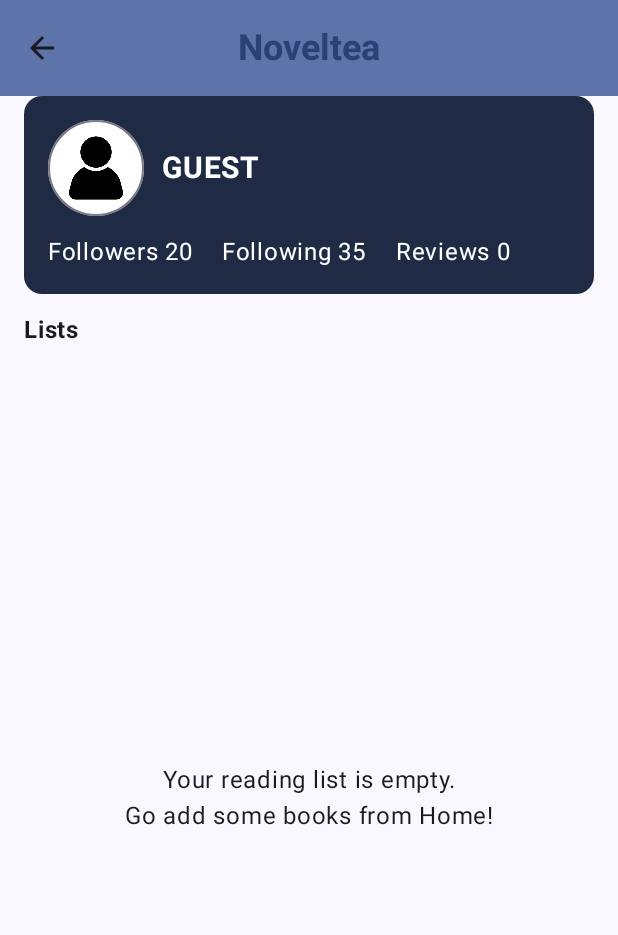
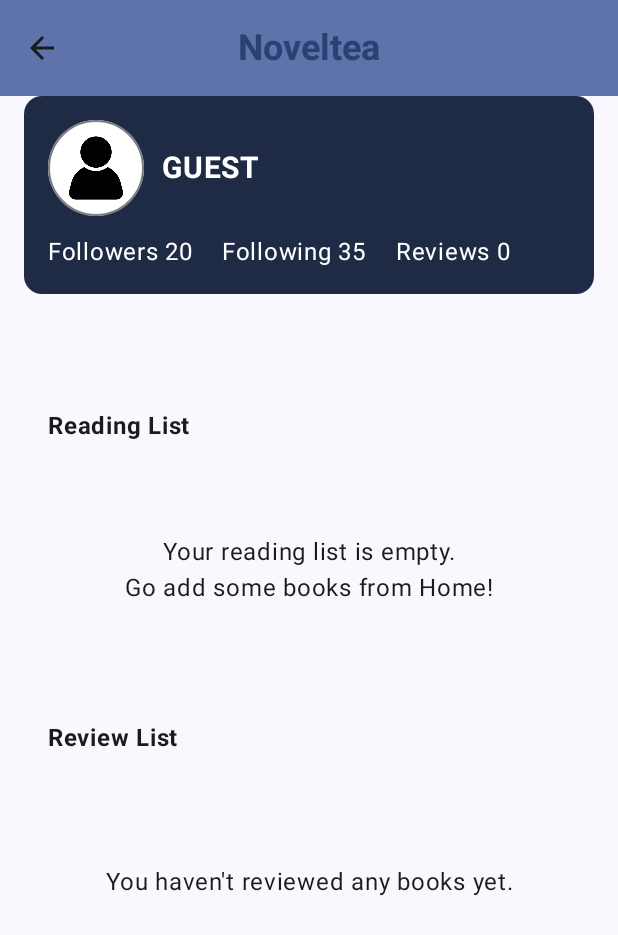
Before and after one commit to MatthewMacalaladGBC/noveltea_android, an Android app built with Jetpack Compose: the ProfileScreen screen opened through its navigation route, on a phone screen of 412 x 824 dp. Shown: the top 935 px of the screen. Run offline under Robolectric (Android 15) with nearby library versions, the phone set to English and light mode, and no system bars; network calls fail; pictures from the network do not load; 1 statement that could not run was skipped.

Commit message:
connected to API to pull random books for home screen and for pulling book information - first pass (cover images, search, and author not properly populating)

```diff
--- a/app/src/main/java/ca/gbc/comp3074/noveltea_app/data/MockDataset.kt
+++ /dev/null
@@ -1,48 +0,0 @@
-package ca.gbc.comp3074.noveltea_app.data
-
-import ca.gbc.comp3074.noveltea_app.model.Book
-
-// Mock Database object to hold dummy book information
-// For actual app, book data will be pulled from an API (i.e. Open Library API)
-object MockDataset {
-    fun getBooks(): List<Book> = listOf(
-        Book(
-            1, "The Hate U Give", "Angie Thomas", 4.3,
-            """
-                Sixteen-year-old Starr Carter moves between two worlds: the poor neighborhood where she lives and the fancy suburban prep school she attends. The uneasy balance between these worlds is shattered when Starr witnesses the fatal shooting of her childhood best friend Khalil at the hands of a police officer. Khalil was unarmed.
-
-                Soon afterward, his death is a national headline. Some are calling him a thug, maybe even a drug dealer and a gangbanger. Protesters are taking to the streets in Khalil’s name. Some cops and the local drug lord try to intimidate Starr and her family. What everyone wants to know is: what really went down that night? And the only person alive who can answer that is Starr.
-
-                But what Starr does—or does not—say could upend her community. It could also endanger her life.
-            """.trimIndent(),
-            "https://ia801705.us.archive.org/view_archive.php?archive=/29/items/l_covers_0008/l_covers_0008_04.zip&file=0008047722-L.jpg"
-        ),
-        Book(
-            2, "The Two Towers", "J.R.R. Tolkien", 4.4,
-            """
-                Frodo and the Companions of the Ring have been beset by danger during their quest to prevent the Ruling Ring from falling into the hands of the Dark Lord by destroying it in the Cracks of Doom. They have lost the wizard, Gandalf, in the battle with an evil spirit in the Mines of Moria; and at the Falls of Rauros, Boromir, seduced by the power of the Ring, tried to seize it by force. While Frodo and Sam made their escape the rest of the company were attacked by Orcs. Now they continue their journey alone down the great River Anduin – alone, that is, save for the mysterious creeping figure that follows wherever they go.
-            """.trimIndent(),
-            "https://covers.openlibrary.org/b/id/14627082-L.jpg"
-        ),
-        Book(
-            3, "The Alchemist", "Paulo Coelho", 3.8,
-            """
-                The Alchemist details the journey of a young Andalusian shepherd boy named Santiago. Santiago, believing a recurring dream to be prophetic, decides to travel to the pyramids of Egypt to find treasure. On the way, he encounters love, danger, opportunity and disaster. One of the significant characters that he meets is an old king named Melchizedek who tells him that "When you want something, all the universe conspires in helping you to achieve it." This is the core philosophy and motif of the book.
-            """.trimIndent(),
-            "https://covers.openlibrary.org/b/id/15121528-L.jpg"
-        ),
-        Book(
-            4, "The Great Gatsby", "F. Scott Fitzgerald", 4.0,
-            """
-                Here is a novel, glamorous, ironical, compassionate – a marvelous fusion into unity of the curious incongruities of the life of the period – which reveals a hero like no other – one who could live at no other time and in no other place. But he will live as a character, we surmise, as long as the memory of any reader lasts.
-
-                "There was something gorgeous about him, some heightened sensitivity to the promises of life.... It was an extraordinary gift for hope, a romantic readiness such as I have never found in any other person and which it is not likely I shall ever find again."
-
-                It is the story of this Jay Gatsby who came so mysteriously to West Egg, of his sumptuous entertainments, and of his love for Daisy Buchanan – a story that ranges from pure lyrical beauty to sheer brutal realism, and is infused with a sense of the strangeness of human circumstance in a heedless universe.
-
-                It is a magical, living book, blended of irony, romance, and mysticism.
-            """.trimIndent(),
-            "https://ia600100.us.archive.org/view_archive.php?archive=/5/items/l_covers_0012/l_covers_0012_36.zip&file=0012364437-L.jpg"
-        )
-    )
-}
--- a/app/src/main/java/ca/gbc/comp3074/noveltea_app/data/api/OpenLibraryApi.kt
+++ b/app/src/main/java/ca/gbc/comp3074/noveltea_app/data/api/OpenLibraryApi.kt
@@ -1,5 +1,6 @@
 package ca.gbc.comp3074.noveltea_app.data.api
 
+import ca.gbc.comp3074.noveltea_app.model.AuthorDetailResponse
 import ca.gbc.comp3074.noveltea_app.model.BookDetailResponse
 import ca.gbc.comp3074.noveltea_app.model.BookResponse
 import retrofit2.http.GET
@@ -16,4 +17,8 @@ interface OpenLibraryApi {
     @GET("works/{workId}.json")
     suspend fun getBookDetails(@Path("workId") workId: String): BookDetailResponse
 
+    // Needed for pulling author name from Author API (works API returns a key)
+    @GET("authors/{authorId}.json")
+    suspend fun getAuthorDetails(@Path("authorId") authorId: String): AuthorDetailResponse
+
 }
--- a/app/src/main/java/ca/gbc/comp3074/noveltea_app/data/local/RatingStore.kt
+++ b/app/src/main/java/ca/gbc/comp3074/noveltea_app/data/local/RatingStore.kt
@@ -6,13 +6,13 @@ import androidx.core.content.edit
 
 object RatingStore {
     private const val PREFS = "noveltea_prefs"
-    private fun key(bookId: Int) = "rating_$bookId"
+    private fun key(bookId: String) = "rating_$bookId"
 
-    fun set(ctx: Context, bookId: Int, value: Float) {
+    fun set(ctx: Context, bookId: String, value: Float) {
         ctx.getSharedPreferences(PREFS, MODE_PRIVATE)
             .edit { putFloat(key(bookId), value) }
     }
 
-    fun get(ctx: Context, bookId: Int): Float =
+    fun get(ctx: Context, bookId: String): Float =
         ctx.getSharedPreferences(PREFS, MODE_PRIVATE).getFloat(key(bookId), 0f)
 }
--- a/app/src/main/java/ca/gbc/comp3074/noveltea_app/data/local/ReadingListStore.kt
+++ b/app/src/main/java/ca/gbc/comp3074/noveltea_app/data/local/ReadingListStore.kt
@@ -11,21 +11,21 @@ object ReadingListStore {
 
     private fun prefs(ctx: Context) = ctx.getSharedPreferences(PREFS, MODE_PRIVATE)
 
-    fun add(ctx: Context, bookId: Int) {
+    fun add(ctx: Context, bookId: String) {
         val cur = prefs(ctx).getStringSet(KEY_LIST, emptySet())!!.toMutableSet()
         cur.add(bookId.toString())
         prefs(ctx).edit { putStringSet(KEY_LIST, cur) }
     }
 
-    fun remove(ctx: Context, bookId: Int) {
+    fun remove(ctx: Context, bookId: String) {
         val cur = prefs(ctx).getStringSet(KEY_LIST, emptySet())!!.toMutableSet()
         cur.remove(bookId.toString())
         prefs(ctx).edit { putStringSet(KEY_LIST, cur) }
     }
 
-    fun getIds(ctx: Context): Set<Int> =
+    fun getIds(ctx: Context): Set<String> =
         (prefs(ctx).getStringSet(KEY_LIST, emptySet()) ?: emptySet())
-            .mapNotNull { it.toIntOrNull() }
+            .mapNotNull { it.toString() }
             .toSet()
 
     fun getBooks(ctx: Context, allBooks: List<Book>): List<Book> {
--- /dev/null
+++ b/app/src/main/java/ca/gbc/comp3074/noveltea_app/data/repository/UserRepository.kt
@@ -0,0 +1,6 @@
+package ca.gbc.comp3074.noveltea_app.data.repository
+
+// Repository to map user information when created (placeholder)
+class UserRepository {
+
+}
--- /dev/null
+++ b/app/src/main/java/ca/gbc/comp3074/noveltea_app/model/AuthorDetailResponse.kt
@@ -0,0 +1,5 @@
+package ca.gbc.comp3074.noveltea_app.model
+
+data class AuthorDetailResponse(
+    val authorName: String?
+)
--- a/app/src/main/java/ca/gbc/comp3074/noveltea_app/model/Book.kt
+++ b/app/src/main/java/ca/gbc/comp3074/noveltea_app/model/Book.kt
@@ -1,10 +1,9 @@
 package ca.gbc.comp3074.noveltea_app.model
 
 data class Book(
-    val id: Int,
+    val id: String,
     val title: String,
     val author: String,
-    val rating: Double,
-    val description: String,
-    val coverImgUrl: String
+    val description: String?,
+    val coverImgUrl: String?
 )
--- a/app/src/main/java/ca/gbc/comp3074/noveltea_app/navigation/AppNavHost.kt
+++ b/app/src/main/java/ca/gbc/comp3074/noveltea_app/navigation/AppNavHost.kt
@@ -1,30 +1,32 @@
 package ca.gbc.comp3074.noveltea_app.navigation
 
 import androidx.compose.runtime.Composable
+import androidx.lifecycle.viewmodel.compose.viewModel
 import androidx.navigation.compose.NavHost
 import androidx.navigation.compose.composable
 import androidx.navigation.compose.rememberNavController
-import ca.gbc.comp3074.noveltea_app.model.Book
-import ca.gbc.comp3074.noveltea_app.data.MockDataset
 import ca.gbc.comp3074.noveltea_app.ui.screens.BookGridHomeScreen
 import ca.gbc.comp3074.noveltea_app.ui.screens.BookDetailScreen
+import ca.gbc.comp3074.noveltea_app.ui.screens.BookViewModel
 import ca.gbc.comp3074.noveltea_app.ui.screens.ProfileScreen
 
 @Composable
 fun AppNavHost(){
     // Sets up the navController and gets list of books from the mock dataset
     val navController = rememberNavController()
-    val books: List<Book> = MockDataset.getBooks()
+//    val books: List<Book> = MockDataset.getBooks()
+
+    val viewModel: BookViewModel = viewModel()
 
     // Defaults to "home" screen, or BookGridHomeScreen Composable
     NavHost(navController = navController, startDestination = "home") {
-        composable("home") { BookGridHomeScreen(navController = navController, books) }
+        composable("home") { BookGridHomeScreen(navController = navController, viewModel) }
         composable("detail/{bookId}") { backstackEntry ->
             // Retrieves bookId based on the bookId passed when clicking on any book in the grid.
-            // Pulls from the passed navigation route, and turns it into an int (with a default of 0 if not found)
-            val bookId = backstackEntry.arguments?.getString("bookId")?.toIntOrNull() ?: 0
-            BookDetailScreen(navController = navController, bookId = bookId, books = books)
+            // Pulls from the passed navigation route, and turns it into a string
+            val bookId = backstackEntry.arguments?.getString("bookId") ?: ""
+            BookDetailScreen(navController = navController, bookId = bookId, viewModel)
         }
-        composable("profile") { ProfileScreen(navController = navController, books) }
+        composable("profile") { ProfileScreen(navController = navController, viewModel) }
     }
 }
--- a/app/src/main/java/ca/gbc/comp3074/noveltea_app/ui/screens/BookGridHomeScreen.kt
+++ b/app/src/main/java/ca/gbc/comp3074/noveltea_app/ui/screens/BookGridHomeScreen.kt
@@ -40,18 +40,27 @@ import androidx.compose.ui.text.font.FontStyle
 import androidx.compose.ui.text.font.FontWeight
 import androidx.compose.ui.unit.dp
 import androidx.navigation.NavHostController
-import ca.gbc.comp3074.noveltea_app.model.Book
 import ca.gbc.comp3074.noveltea_app.data.local.NameStore
 import ca.gbc.comp3074.noveltea_app.ui.components.NameLogin
 import ca.gbc.comp3074.noveltea_app.R
 import androidx.compose.foundation.Image
+import androidx.compose.foundation.layout.Box
+import androidx.compose.material3.CircularProgressIndicator
+import androidx.compose.runtime.LaunchedEffect
+import androidx.compose.runtime.collectAsState
 import androidx.compose.ui.res.painterResource
-
 
 // Composable for Home Screen (book grid layout)
 @Composable
-fun BookGridHomeScreen(navController: NavHostController, books: List<Book>) {
+fun BookGridHomeScreen(navController: NavHostController, viewModel: BookViewModel) {
     val ctx = androidx.compose.ui.platform.LocalContext.current
+
+    val books by viewModel.books.collectAsState()
+    val isLoading by viewModel.isLoading.collectAsState()
+
+    LaunchedEffect(Unit) {
+        viewModel.loadTrendingBooks()
+    }
 
     // user login state
     var name by remember { mutableStateOf(NameStore.getName(ctx)) }
@@ -79,7 +88,11 @@ fun BookGridHomeScreen(navController: NavHostController, books: List<Book>) {
         )
     }
 
-
+    if (isLoading) {
+        Box(modifier = Modifier.fillMaxSize(), contentAlignment = Alignment.Center) {
+            CircularProgressIndicator()
+        }
+    } else {
         Scaffold(
             topBar = {
                 Column(
@@ -182,3 +195,4 @@ fun BookGridHomeScreen(navController: NavHostController, books: List<Book>) {
             }
         }
     }
+}
--- /dev/null
+++ b/app/src/main/java/ca/gbc/comp3074/noveltea_app/ui/screens/BookViewModel.kt
@@ -0,0 +1,85 @@
+package ca.gbc.comp3074.noveltea_app.ui.screens
+
+import android.content.Context
+import androidx.lifecycle.ViewModel
+import androidx.lifecycle.viewModelScope
+import ca.gbc.comp3074.noveltea_app.data.local.RatingStore
+import ca.gbc.comp3074.noveltea_app.data.repository.BookRepository
+import ca.gbc.comp3074.noveltea_app.model.Book
+import kotlinx.coroutines.flow.MutableStateFlow
+import kotlinx.coroutines.flow.StateFlow
+import kotlinx.coroutines.launch
+
+class BookViewModel : ViewModel() {
+    private val repository = BookRepository()
+
+    private val _books = MutableStateFlow<List<Book>>(emptyList())
+    val books: StateFlow<List<Book>> = _books
+
+    private val _isLoading = MutableStateFlow(false)
+    val isLoading: StateFlow<Boolean> = _isLoading
+
+    private val _selectedBook = MutableStateFlow<Book?>(null)
+    val selectedBook: StateFlow<Book?> = _selectedBook
+
+    private val _readingList = MutableStateFlow<List<Book>>(emptyList())
+    val readingList: StateFlow<List<Book>> = _readingList
+
+    private val _reviewedBooks = MutableStateFlow<List<Book>>(emptyList())
+    val reviewedBooks: StateFlow<List<Book>> = _reviewedBooks
+
+    // Loads random/trending books for home
+    fun loadTrendingBooks() {
+        viewModelScope.launch {
+            _isLoading.value = true
+            _books.value = repository.getTrendingBooks()
+            _isLoading.value = false
+        }
+    }
+
+    // Loads detailed data by workId for detail screen
+    fun loadBookDetails(workId: String) {
+        viewModelScope.launch {
+            _isLoading.value = true
+            _selectedBook.value = repository.getBookDetails(workId)
+            _isLoading.value = false
+        }
+    }
+
+    fun searchBooks(query: String) {
+        viewModelScope.launch {
+            val results = repository.getBooksByQuery(query)
+            _books.value = results
+        }
+    }
+
+    fun addToReadingList(book: Book) {
+        val updated = _readingList.value.toMutableList().apply {
+            if (none { it.id == book.id }) add(book)
+        }
+        _readingList.value = updated
+    }
+
+    fun removeFromReadingList(id: String) {
+        _readingList.value = _readingList.value.filterNot { it.id == id }
+    }
+
+    fun addReviewedBook(ctx: Context, book: Book, rating: Float) {
+        RatingStore.set(ctx, book.id, rating)
+
+        // Add to reviewedBooks state
+        val updated = _reviewedBooks.value.toMutableList().apply {
+            if (none { it.id == book.id }) add(book)
+        }
+        _reviewedBooks.value = updated
+
+    }
+
+    fun loadReviewedBooks(ctx: Context, allBooks: List<Book>) {
+        val ratedIds = allBooks.filter {
+            RatingStore.get(ctx, it.id) > 0f
+        }
+        _reviewedBooks.value = ratedIds
+    }
+
+}
--- a/app/src/main/java/ca/gbc/comp3074/noveltea_app/ui/screens/ProfileScreen.kt
+++ b/app/src/main/java/ca/gbc/comp3074/noveltea_app/ui/screens/ProfileScreen.kt
@@ -13,11 +13,12 @@ import androidx.compose.foundation.layout.Spacer
 import androidx.compose.foundation.layout.fillMaxSize
 import androidx.compose.foundation.layout.fillMaxWidth
 import androidx.compose.foundation.layout.height
+import androidx.compose.foundation.layout.heightIn
 import androidx.compose.foundation.layout.padding
 import androidx.compose.foundation.layout.size
 import androidx.compose.foundation.layout.width
+import androidx.compose.foundation.lazy.LazyColumn
 import androidx.compose.foundation.lazy.grid.GridCells
-import androidx.compose.foundation.lazy.grid.GridItemSpan
 import androidx.compose.foundation.lazy.grid.LazyVerticalGrid
 import androidx.compose.foundation.lazy.grid.items
 import androidx.compose.foundation.shape.CircleShape
@@ -31,12 +32,11 @@ import androidx.compose.material3.MaterialTheme
 import androidx.compose.material3.Scaffold
 import androidx.compose.material3.Surface
 import androidx.compose.material3.Text
+import androidx.compose.material3.TextButton
 import androidx.compose.material3.TopAppBarDefaults
 import androidx.compose.runtime.Composable
+import androidx.compose.runtime.collectAsState
 import androidx.compose.runtime.getValue
-import androidx.compose.runtime.mutableStateOf
-import androidx.compose.runtime.remember
-import androidx.compose.runtime.setValue
 import androidx.compose.ui.Alignment
 import androidx.compose.ui.Modifier
 import androidx.compose.ui.graphics.Color
@@ -49,8 +49,6 @@ import androidx.navigation.NavHostController
 import ca.gbc.comp3074.noveltea_app.R
 import ca.gbc.comp3074.noveltea_app.data.local.NameStore
 import ca.gbc.comp3074.noveltea_app.data.local.RatingStore
-import ca.gbc.comp3074.noveltea_app.data.local.ReadingListStore
-import ca.gbc.comp3074.noveltea_app.model.Book
 import ca.gbc.comp3074.noveltea_app.ui.components.StarDisplay
 import coil.compose.AsyncImage
 
@@ -60,13 +58,14 @@ import coil.compose.AsyncImage
 // Books listed in mock-up are just the ones from the mock dataset,
 // but each user will hold their own list of books in actuality
 @Composable
-fun ProfileScreen(navController: NavHostController, books: List<Book>) {
+fun ProfileScreen(navController: NavHostController, viewModel: BookViewModel) {
     val ctx = androidx.compose.ui.platform.LocalContext.current
     val panelColor = Color(0xFF1F2A44)
     val name = (NameStore.getName(ctx) ?: "Guest").uppercase()
 
-
-    var readingList by remember { mutableStateOf(ReadingListStore.getBooks(ctx, books)) }
+    val readingList by viewModel.readingList.collectAsState()
+    val reviewedBooks by viewModel.reviewedBooks.collectAsState()
+//    var readingList by remember { mutableStateOf(ReadingListStore.getBooks(ctx, books)) }
 
     Scaffold(
         topBar = {
@@ -119,27 +118,50 @@ fun ProfileScreen(navController: NavHostController, books: List<Book>) {
                     Row(modifier = Modifier.fillMaxWidth()) {
                         Text("Followers 20", color = Color.White, modifier = Modifier.weight(1f))
                         Text("Following 35", color = Color.White, modifier = Modifier.weight(1f))
-                        val reviewsCount = books.count { RatingStore.get(ctx, it.id) > 0f }
+                        val reviewsCount = readingList.count { RatingStore.get(ctx, it.id) > 0f }
                         Text("Reviews $reviewsCount", color = Color.White, modifier = Modifier.weight(1f))
                     }
                 }
             }
 
+            LazyColumn(
+                modifier = Modifier
+                    .fillMaxSize()
+                    .padding(innerPadding)
+                    .padding(horizontal = 16.dp),
+                verticalArrangement = Arrangement.spacedBy(16.dp),
+                contentPadding = PaddingValues(bottom = 32.dp)
+            ) {
+
+                // --- Reading List Header ---
+                item {
                     Spacer(Modifier.height(12.dp))
-            Text("Lists", fontWeight = FontWeight.Bold, fontSize = 16.sp)
+                    Text("Reading List", fontWeight = FontWeight.Bold, fontSize = 16.sp)
                     Spacer(Modifier.height(8.dp))
+                }
 
+                // --- Reading List Content ---
                 if (readingList.isEmpty()) {
-                Box(Modifier.fillMaxSize(), contentAlignment = Alignment.Center) {
+                    item {
+                        Box(
+                            Modifier
+                                .fillMaxWidth()
+                                .height(120.dp),
+                            contentAlignment = Alignment.Center
+                        ) {
                             Text(
                                 "Your reading list is empty.\nGo add some books from Home!",
                                 textAlign = androidx.compose.ui.text.style.TextAlign.Center
                             )
                         }
+                    }
                 } else {
+                    item {
                         LazyVerticalGrid(
                             columns = GridCells.Fixed(2),
-                    modifier = Modifier.fillMaxSize(),
+                            modifier = Modifier
+                                .fillMaxWidth()
+                                .heightIn(max = 1200.dp), // prevents infinite height
                             horizontalArrangement = Arrangement.spacedBy(16.dp),
                             verticalArrangement = Arrangement.spacedBy(24.dp),
                             contentPadding = PaddingValues(bottom = 16.dp)
@@ -161,19 +183,80 @@ fun ProfileScreen(navController: NavHostController, books: List<Book>) {
                                     Spacer(Modifier.height(8.dp))
                                     Text(b.title, fontWeight = FontWeight.Bold)
                                     Text(b.author, style = MaterialTheme.typography.bodySmall, fontStyle = FontStyle.Italic)
-
                                     val myRating = RatingStore.get(ctx, b.id)
                                     if (myRating > 0f) StarDisplay(value = myRating)
-
-                            androidx.compose.material3.TextButton(onClick = {
-                                ReadingListStore.remove(ctx, b.id)
-                                readingList = ReadingListStore.getBooks(ctx, books)
+                                    TextButton(onClick = {
+                                        viewModel.removeFromReadingList(b.id)
                                         android.widget.Toast.makeText(ctx, "Removed: ${b.title}", android.widget.Toast.LENGTH_SHORT).show()
-                            }) { Text("Remove") }
+                                    }) {
+                                        Text("Remove")
                                     }
                                 }
                             }
                         }
                     }
                 }
+
+                // --- Review List Header ---
+                item {
+                    Spacer(Modifier.height(24.dp))
+                    Text("Review List", fontWeight = FontWeight.Bold, fontSize = 16.sp)
+                    Spacer(Modifier.height(8.dp))
                 }
+
+                // --- Review List Content ---
+                if (reviewedBooks.isEmpty()) {
+                    item {
+                        Box(
+                            Modifier
+                                .fillMaxWidth()
+                                .height(120.dp),
+                            contentAlignment = Alignment.Center
+                        ) {
+                            Text(
+                                "You haven't reviewed any books yet.",
+                                textAlign = androidx.compose.ui.text.style.TextAlign.Center
+                            )
+                        }
+                    }
+                } else {
+                    item {
+                        LazyVerticalGrid(
+                            columns = GridCells.Fixed(2),
+                            modifier = Modifier
+                                .fillMaxWidth()
+                                .heightIn(max = 1200.dp),
+                            horizontalArrangement = Arrangement.spacedBy(16.dp),
+                            verticalArrangement = Arrangement.spacedBy(24.dp),
+                            contentPadding = PaddingValues(bottom = 16.dp)
+                        ) {
+                            items(reviewedBooks, key = { it.id }) { b ->
+                                Column(
+                                    horizontalAlignment = Alignment.CenterHorizontally,
+                                    modifier = Modifier
+                                        .fillMaxWidth()
+                                        .clickable { navController.navigate("detail/${b.id}") }
+                                ) {
+                                    Surface(
+                                        shadowElevation = 6.dp,
+                                        shape = MaterialTheme.shapes.medium,
+                                        modifier = Modifier.size(width = 150.dp, height = 220.dp)
+                                    ) {
+                                        AsyncImage(model = b.coverImgUrl, contentDescription = "Cover for ${b.title}")
+                                    }
+                                    Spacer(Modifier.height(8.dp))
+                                    Text(b.title, fontWeight = FontWeight.Bold)
+                                    Text(b.author, style = MaterialTheme.typography.bodySmall, fontStyle = FontStyle.Italic)
+                                    val myRating = RatingStore.get(ctx, b.id)
+                                    if (myRating > 0f) StarDisplay(value = myRating)
+                                }
+                            }
+                        }
+                    }
+                }
+            }
+
+
+        }
+    }
+}
```
Also changed, not shown: app/src/main/java/ca/gbc/comp3074/noveltea_app/data/repository/BookRepository.kt (+88 -0 lines), app/src/main/java/ca/gbc/comp3074/noveltea_app/model/BookDetailResponse.kt (+12 -1 lines), app/src/main/java/ca/gbc/comp3074/noveltea_app/model/BookResponse.kt (+5 -2 lines), app/src/main/java/ca/gbc/comp3074/noveltea_app/ui/screens/BookDetailScreen.kt (+22 -8 lines). Lines whose indentation alone changed are shown as unchanged.
